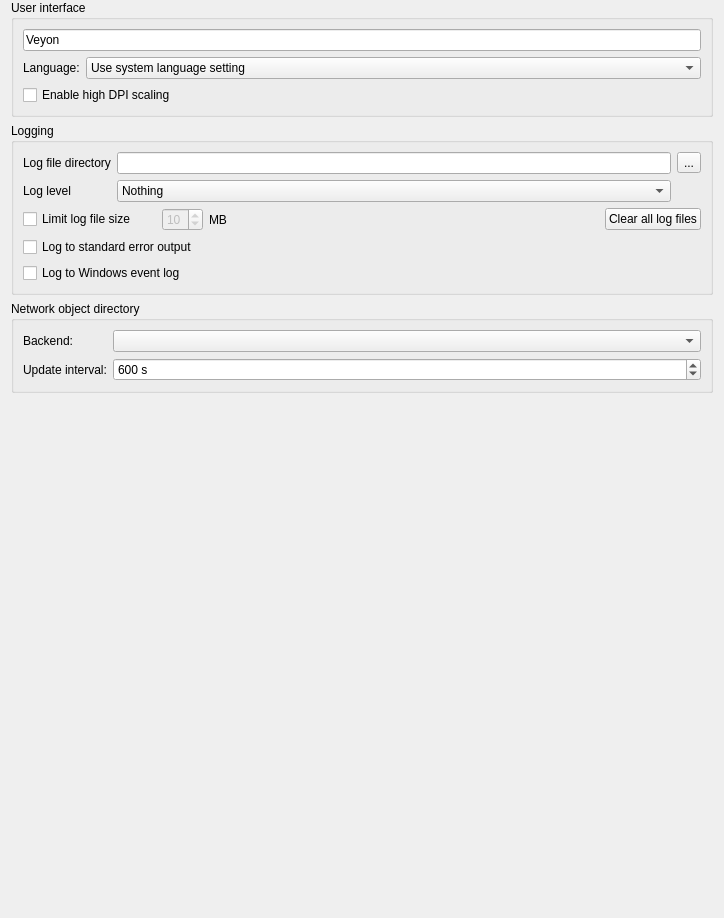
The window that configurator/forms/GeneralConfigurationPage.ui (veyon/veyon) describes before a commit, drawn with Qt 5.
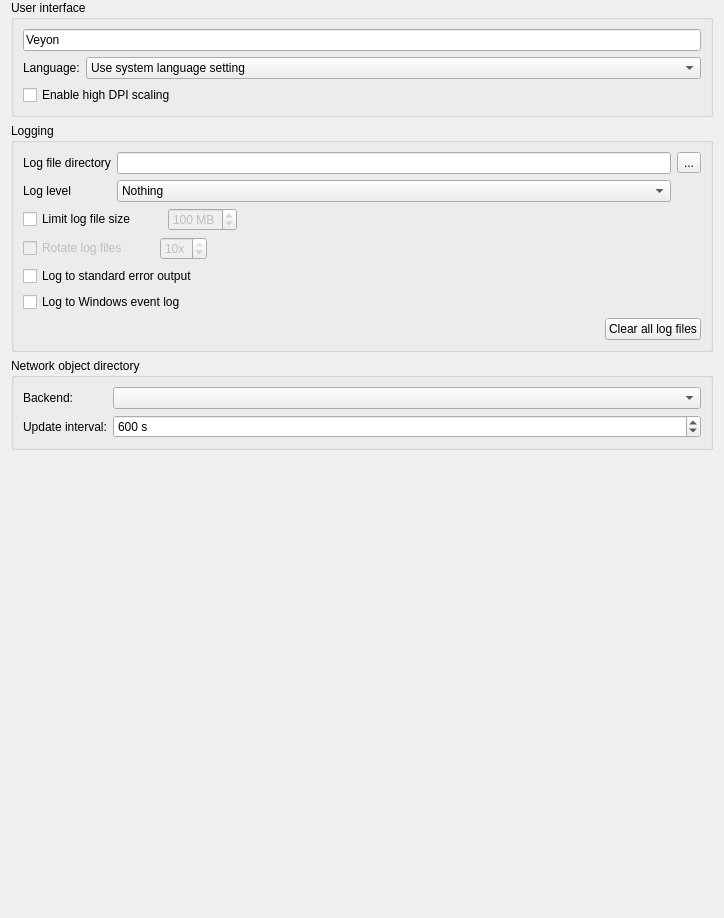
The same window after the commit. Icons and pictures are not drawn.

Commit message: Core: Logger, Configurator: initial work on log file rotation and size limit

```diff
--- a/configurator/forms/GeneralConfigurationPage.ui
+++ b/configurator/forms/GeneralConfigurationPage.ui
@@ -142,6 +142,9 @@
       </item>
       <item>
        <layout class="QHBoxLayout" name="horizontalLayout_3">
+        <property name="spacing">
+         <number>32</number>
+        </property>
         <item>
          <widget class="QCheckBox" name="logFileSizeLimitEnabled">
           <property name="text">
@@ -149,41 +152,107 @@
           </property>
          </widget>
         </item>
-        <item>
-         <spacer name="horizontalSpacer_6">
-          <property name="orientation">
-           <enum>Qt::Horizontal</enum>
-          </property>
-          <property name="sizeType">
-           <enum>QSizePolicy::Fixed</enum>
-          </property>
-          <property name="sizeHint" stdset="0">
-           <size>
-            <width>20</width>
-            <height>10</height>
-           </size>
-          </property>
-         </spacer>
-        </item>
         <item>
          <widget class="QSpinBox" name="logFileSizeLimit">
           <property name="enabled">
            <bool>false</bool>
           </property>
+          <property name="suffix">
+           <string> MB</string>
+          </property>
+          <property name="minimum">
+           <number>1</number>
+          </property>
+          <property name="maximum">
+           <number>999</number>
+          </property>
           <property name="value">
-           <number>10</number>
+           <number>100</number>
           </property>
          </widget>
         </item>
         <item>
-         <widget class="QLabel" name="label_14">
+         <spacer name="horizontalSpacer_6">
+          <property name="orientation">
+           <enum>Qt::Horizontal</enum>
+          </property>
+          <property name="sizeHint" stdset="0">
+           <size>
+            <width>40</width>
+            <height>20</height>
+           </size>
+          </property>
+         </spacer>
+        </item>
+       </layout>
+      </item>
+      <item>
+       <layout class="QHBoxLayout" name="horizontalLayout_4">
+        <property name="spacing">
+         <number>32</number>
+        </property>
+        <item>
+         <widget class="QCheckBox" name="logFileRotationEnabled">
+          <property name="enabled">
+           <bool>false</bool>
+          </property>
           <property name="text">
-           <string>MB</string>
+           <string>Rotate log files</string>
           </property>
          </widget>
         </item>
         <item>
-         <spacer name="horizontalSpacer_5">
+         <widget class="QSpinBox" name="logFileRotationCount">
+          <property name="enabled">
+           <bool>false</bool>
+          </property>
+          <property name="suffix">
+           <string>x</string>
+          </property>
+          <property name="minimum">
+           <number>1</number>
+          </property>
+          <property name="maximum">
+           <number>10</number>
+          </property>
+          <property name="value">
+           <number>10</number>
+          </property>
+         </widget>
+        </item>
+        <item>
+         <spacer name="horizontalSpacer_8">
+          <property name="orientation">
+           <enum>Qt::Horizontal</enum>
+          </property>
+          <property name="sizeHint" stdset="0">
+           <size>
+            <width>40</width>
+            <height>20</height>
+           </size>
+          </property>
+         </spacer>
+        </item>
+       </layout>
+      </item>
+      <item>
+       <widget class="QCheckBox" name="logToStdErr">
+        <property name="text">
+         <string>Log to standard error output</string>
+        </property>
+       </widget>
+      </item>
+      <item>
+       <widget class="QCheckBox" name="logToWindowsEventLog">
+        <property name="text">
+         <string>Log to Windows event log</string>
+        </property>
+       </widget>
+      </item>
+      <item>
+       <layout class="QHBoxLayout" name="horizontalLayout_5">
+        <item>
+         <spacer name="horizontalSpacer_10">
           <property name="orientation">
            <enum>Qt::Horizontal</enum>
           </property>
@@ -208,20 +277,6 @@
         </item>
        </layout>
       </item>
-      <item>
-       <widget class="QCheckBox" name="logToStdErr">
-        <property name="text">
-         <string>Log to standard error output</string>
-        </property>
-       </widget>
-      </item>
-      <item>
-       <widget class="QCheckBox" name="logToWindowsEventLog">
-        <property name="text">
-         <string>Log to Windows event log</string>
-        </property>
-       </widget>
-      </item>
      </layout>
     </widget>
    </item>
```
Left out of the diff: 36 changed lines with no effect on the pictures. The commit also changes 5 other files.
